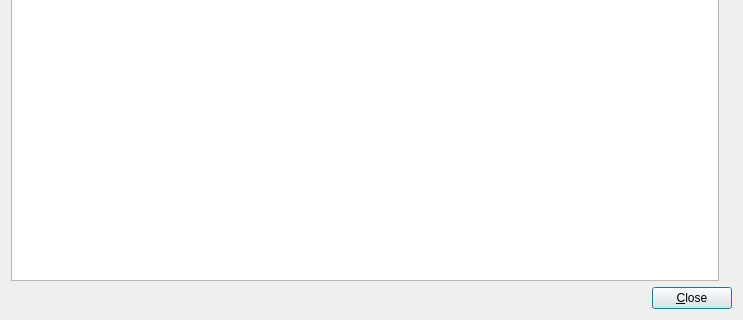
This is DlgLvsStatus.ui in madmaxoft/SkauTan as Qt 5 draws it before an edit; both pictures show x 0 to 743 and y 153 to 473 of the 743 by 473 pixel window. The edited form follows.
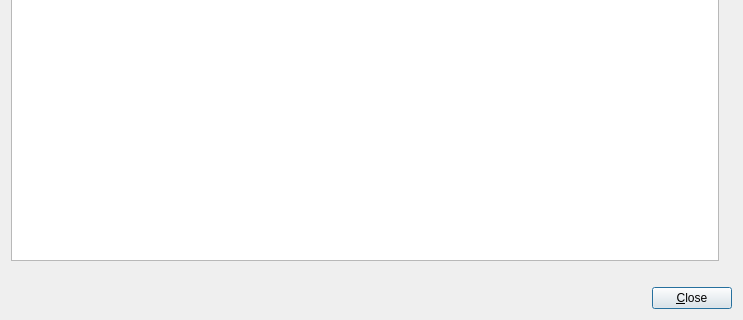
This is the edited form.

Commit message: VoteServer: Added vote count display to status dlg.

What changed in the file:
```diff
--- a/DlgLvsStatus.ui
+++ b/DlgLvsStatus.ui
@@ -58,6 +58,16 @@
      </item>
     </layout>
    </item>
+   <item>
+    <widget class="QLabel" name="lblVoteCount">
+     <property name="toolTip">
+      <string>Number of votes cast since the program started.</string>
+     </property>
+     <property name="text">
+      <string notr="true"/>
+     </property>
+    </widget>
+   </item>
    <item>
     <layout class="QHBoxLayout" name="horizontalLayout">
      <item>
```
The commit also changes 4 other files.
